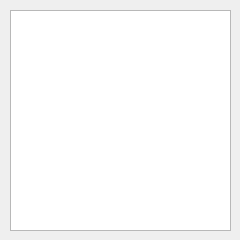
This is note.ui in Nick-labs/BlackNote as Qt 5 draws it before an edit. The edited form follows.
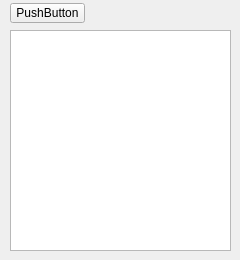
This is the edited form.

Diff of the .ui file:
```diff
--- a/note.ui
+++ b/note.ui
@@ -7,7 +7,7 @@
     <x>0</x>
     <y>0</y>
     <width>240</width>
-    <height>240</height>
+    <height>260</height>
    </rect>
   </property>
   <property name="windowTitle">
@@ -18,7 +18,7 @@
     <property name="geometry">
      <rect>
       <x>10</x>
-      <y>10</y>
+      <y>30</y>
       <width>221</width>
       <height>221</height>
      </rect>
@@ -30,6 +30,19 @@
      </font>
     </property>
    </widget>
+   <widget class="QPushButton" name="pushButton">
+    <property name="geometry">
+     <rect>
+      <x>10</x>
+      <y>3</y>
+      <width>75</width>
+      <height>20</height>
+     </rect>
+    </property>
+    <property name="text">
+     <string>PushButton</string>
+    </property>
+   </widget>
   </widget>
  </widget>
  <resources/>
```
